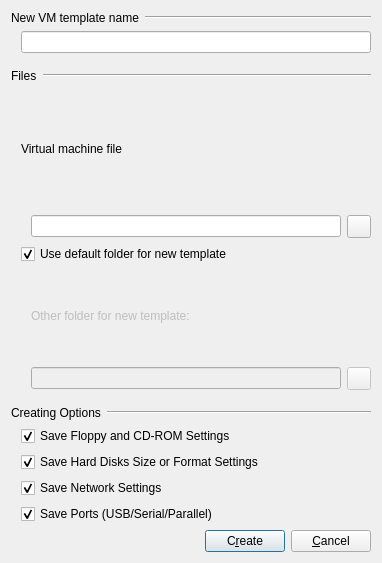
Old version of the form src/Create_Template_Window.ui in the repository tobimensch/aqemu.
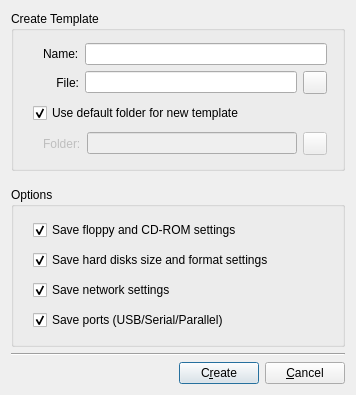
New version of the form. Icons and pictures are not drawn.

```diff
--- a/src/Create_Template_Window.ui
+++ b/src/Create_Template_Window.ui
@@ -7,8 +7,8 @@
    <rect>
     <x>0</x>
     <y>0</y>
-    <width>382</width>
-    <height>563</height>
+    <width>356</width>
+    <height>395</height>
    </rect>
   </property>
   <property name="sizePolicy">
@@ -26,116 +26,17 @@
   </property>
   <layout class="QVBoxLayout" name="verticalLayout_2">
    <item>
-    <layout class="QHBoxLayout" name="horizontalLayout_3">
-     <item>
-      <widget class="QLabel" name="Label_Template_Name">
-       <property name="sizePolicy">
-        <sizepolicy hsizetype="Maximum" vsizetype="Preferred">
-         <horstretch>0</horstretch>
-         <verstretch>0</verstretch>
-        </sizepolicy>
-       </property>
-       <property name="text">
-        <string>New VM template name</string>
-       </property>
-      </widget>
-     </item>
-     <item>
-      <widget class="Line" name="line_3">
-       <property name="orientation">
-        <enum>Qt::Horizontal</enum>
-       </property>
-      </widget>
-     </item>
-    </layout>
-   </item>
-   <item>
-    <layout class="QVBoxLayout" name="verticalLayout">
-     <property name="spacing">
-      <number>0</number>
-     </property>
-     <property name="leftMargin">
-      <number>10</number>
-     </property>
-     <item>
-      <widget class="QLineEdit" name="Edit_Template_Name"/>
-     </item>
-     <item>
-      <spacer name="verticalSpacer">
-       <property name="orientation">
-        <enum>Qt::Vertical</enum>
-       </property>
-       <property name="sizeType">
-        <enum>QSizePolicy::Fixed</enum>
-       </property>
-       <property name="sizeHint" stdset="0">
-        <size>
-         <width>100</width>
-         <height>10</height>
-        </size>
-       </property>
-      </spacer>
-     </item>
-    </layout>
-   </item>
-   <item>
+    <widget class="QGroupBox" name="">
+     <property name="title">
+      <string>Create Template</string>
+     </property>
     <layout class="QHBoxLayout" name="horizontalLayout_2">
      <item>
-      <widget class="QLabel" name="Label_Files">
-       <property name="sizePolicy">
-        <sizepolicy hsizetype="Maximum" vsizetype="Preferred">
-         <horstretch>0</horstretch>
-         <verstretch>0</verstretch>
-        </sizepolicy>
-       </property>
-       <property name="text">
-        <string>Files</string>
-       </property>
-      </widget>
-     </item>
-     <item>
-      <widget class="Line" name="line">
-       <property name="orientation">
-        <enum>Qt::Horizontal</enum>
-       </property>
-      </widget>
-     </item>
-    </layout>
-   </item>
-   <item>
     <layout class="QGridLayout" name="gridLayout_2">
      <property name="leftMargin">
       <number>10</number>
      </property>
-     <item row="0" column="0">
-      <widget class="QLabel" name="Label_VM_File">
-       <property name="text">
-        <string>Virtual machine file</string>
-       </property>
-      </widget>
-     </item>
-     <item row="1" column="0">
-      <layout class="QHBoxLayout" name="horizontalLayout_4">
-       <property name="leftMargin">
-        <number>10</number>
-       </property>
-       <item>
-        <widget class="QLineEdit" name="Edit_VM_File"/>
-       </item>
-       <item>
-        <widget class="QToolButton" name="TB_VM_File_Browse">
-         <property name="text">
-          <string/>
-         </property>
-         <property name="icon">
-          <iconset resource="../resources/images.qrc">
-           <normaloff>:/open-file.png</normaloff>:/open-file.png</iconset>
-         </property>
-        </widget>
-       </item>
-      </layout>
-     </item>
-     <item row="2" column="0">
+        <item row="3" column="0">
       <widget class="QCheckBox" name="CH_Use_Default_Folder">
        <property name="text">
         <string>Use default folder for new template</string>
@@ -145,29 +46,19 @@
        </property>
       </widget>
      </item>
-     <item row="3" column="0">
+        <item row="4" column="0">
       <layout class="QGridLayout" name="gridLayout">
        <property name="leftMargin">
         <number>10</number>
        </property>
-       <item row="0" column="0">
-        <widget class="QLabel" name="Label_Template_Folder">
-         <property name="enabled">
-          <bool>false</bool>
-         </property>
-         <property name="text">
-          <string>Other folder for new template:</string>
-         </property>
-        </widget>
-       </item>
-       <item row="1" column="0">
+          <item row="2" column="1">
         <widget class="QLineEdit" name="Edit_Template_Folder">
          <property name="enabled">
           <bool>false</bool>
          </property>
         </widget>
        </item>
-       <item row="1" column="1">
+          <item row="2" column="2">
         <widget class="QToolButton" name="TB_Template_Folder_Browse">
          <property name="enabled">
           <bool>false</bool>
@@ -181,9 +72,83 @@
          </property>
         </widget>
        </item>
-      </layout>
-     </item>
-    </layout>
+          <item row="2" column="0">
+           <widget class="QLabel" name="Label_Template_Folder">
+            <property name="enabled">
+             <bool>false</bool>
+            </property>
+            <property name="text">
+             <string>Folder:</string>
+            </property>
+           </widget>
+          </item>
+         </layout>
+        </item>
+        <item row="0" column="0">
+         <layout class="QGridLayout" name="gridLayout_3">
+          <property name="leftMargin">
+           <number>10</number>
+          </property>
+          <item row="0" column="0">
+           <widget class="QLabel" name="Label_Template_Name">
+            <property name="sizePolicy">
+             <sizepolicy hsizetype="Maximum" vsizetype="Preferred">
+              <horstretch>0</horstretch>
+              <verstretch>0</verstretch>
+             </sizepolicy>
+            </property>
+            <property name="text">
+             <string>Name:</string>
+            </property>
+           </widget>
+          </item>
+          <item row="1" column="0">
+           <widget class="QLabel" name="Label_VM_File">
+            <property name="text">
+             <string>File:</string>
+            </property>
+            <property name="alignment">
+             <set>Qt::AlignRight|Qt::AlignTrailing|Qt::AlignVCenter</set>
+            </property>
+           </widget>
+          </item>
+          <item row="1" column="1">
+           <widget class="QLineEdit" name="Edit_VM_File">
+            <property name="sizePolicy">
+             <sizepolicy hsizetype="Minimum" vsizetype="Fixed">
+              <horstretch>0</horstretch>
+              <verstretch>0</verstretch>
+             </sizepolicy>
+            </property>
+           </widget>
+          </item>
+          <item row="1" column="2">
+           <widget class="QToolButton" name="TB_VM_File_Browse">
+            <property name="text">
+             <string/>
+            </property>
+            <property name="icon">
+             <iconset resource="../resources/icons.qrc">
+              <normaloff>:/open-file.png</normaloff>:/open-file.png</iconset>
+            </property>
+           </widget>
+          </item>
+          <item row="0" column="1" colspan="2">
+           <widget class="QLineEdit" name="Edit_Template_Name"/>
+          </item>
+         </layout>
+        </item>
+       </layout>
+      </item>
+      <item>
+       <widget class="Line" name="line">
+        <property name="orientation">
+         <enum>Qt::Horizontal</enum>
+        </property>
+       </widget>
+      </item>
+     </layout>
+    </widget>
    </item>
    <item>
     <spacer name="verticalSpacer_2">
@@ -191,7 +156,7 @@
       <enum>Qt::Vertical</enum>
      </property>
      <property name="sizeType">
-      <enum>QSizePolicy::Fixed</enum>
+      <enum>QSizePolicy::Preferred</enum>
      </property>
      <property name="sizeHint" stdset="0">
       <size>
@@ -202,30 +167,12 @@
     </spacer>
    </item>
    <item>
+    <widget class="QGroupBox" name="">
+     <property name="title">
+      <string>Options</string>
+     </property>
     <layout class="QHBoxLayout" name="horizontalLayout">
      <item>
-      <widget class="QLabel" name="Label_Options">
-       <property name="sizePolicy">
-        <sizepolicy hsizetype="Maximum" vsizetype="Preferred">
-         <horstretch>0</horstretch>
-         <verstretch>0</verstretch>
-        </sizepolicy>
-       </property>
-       <property name="text">
-        <string>Creating Options</string>
-       </property>
-      </widget>
-     </item>
-     <item>
-      <widget class="Line" name="line_2">
-       <property name="orientation">
-        <enum>Qt::Horizontal</enum>
-       </property>
-      </widget>
-     </item>
-    </layout>
-   </item>
-   <item>
     <layout class="QVBoxLayout" name="verticalLayout_3">
      <property name="leftMargin">
       <number>10</number>
@@ -233,7 +180,7 @@
      <item>
       <widget class="QCheckBox" name="CH_FDD_CD">
        <property name="text">
-        <string>Save Floppy and CD-ROM Settings</string>
+           <string>Save floppy and CD-ROM settings</string>
        </property>
        <property name="checked">
         <bool>true</bool>
@@ -243,7 +190,7 @@
      <item>
       <widget class="QCheckBox" name="CH_HDD">
        <property name="text">
-        <string>Save Hard Disks Size or Format Settings</string>
+           <string>Save hard disks size and format settings</string>
        </property>
        <property name="checked">
         <bool>true</bool>
@@ -253,7 +200,7 @@
      <item>
       <widget class="QCheckBox" name="CH_Network">
        <property name="text">
-        <string>Save Network Settings</string>
+           <string>Save network settings</string>
        </property>
        <property name="checked">
         <bool>true</bool>
@@ -263,7 +210,7 @@
      <item>
       <widget class="QCheckBox" name="CH_Ports">
        <property name="text">
-        <string>Save Ports (USB/Serial/Parallel)</string>
+           <string>Save ports (USB/Serial/Parallel)</string>
        </property>
        <property name="checked">
         <bool>true</bool>
@@ -271,6 +218,16 @@
       </widget>
      </item>
     </layout>
+      </item>
+     </layout>
+    </widget>
+   </item>
+   <item>
+    <widget class="Line" name="line_3">
+     <property name="orientation">
+      <enum>Qt::Horizontal</enum>
+     </property>
+    </widget>
    </item>
    <item>
     <layout class="QHBoxLayout">
```
Left out of the diff: 12 changed lines with no effect on the pictures. Lines whose indentation alone changed are shown as unchanged.
